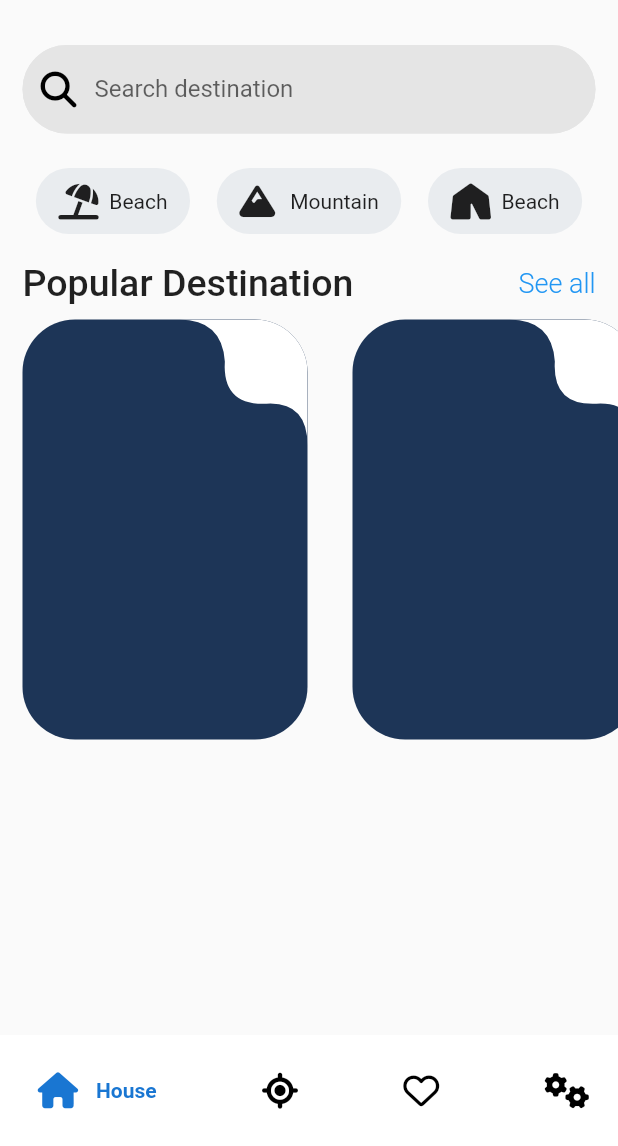
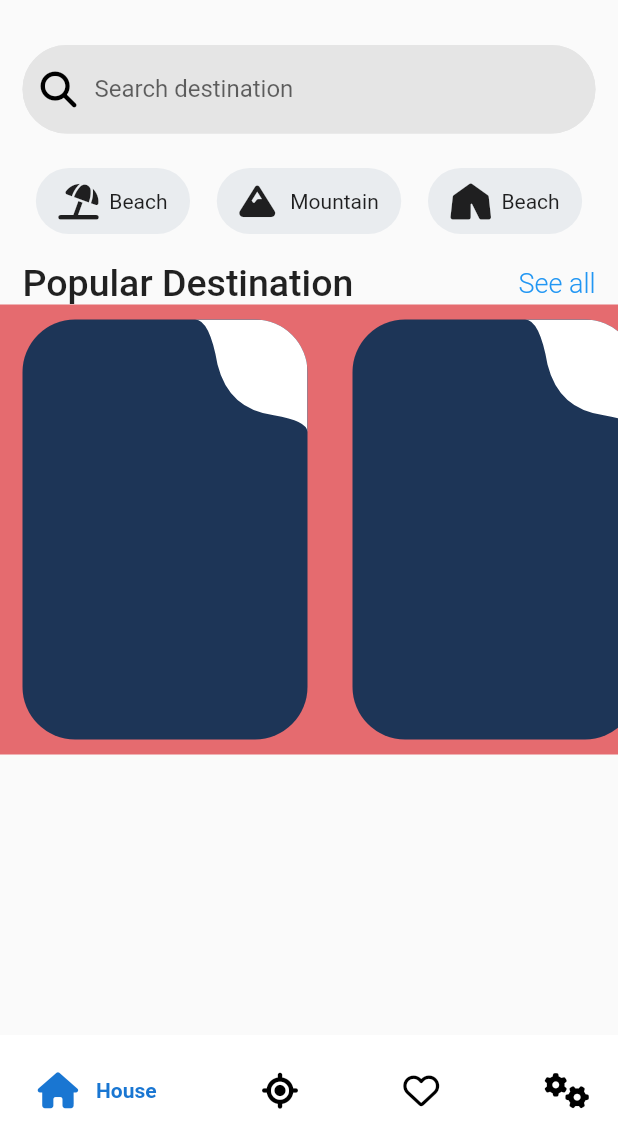
Before and after one commit to jhongo/travel_app, a Flutter app: the screen it shows after launch, on a phone screen of 412 x 824 dp, the part 90-1236 px from its top. Run offline on Flutter 3.47's test engine with Material 2 defaults, Android fonts, the phone set to English and light mode, and no system bars; drawn by our look-alikes of google_nav_bar; our stand-ins replace font_awesome_flutter; network calls fail.

Commit message:
Curve button final

```diff
--- a/lib/presentation/widgets/home/body_cardplace_widget.dart
+++ b/lib/presentation/widgets/home/body_cardplace_widget.dart
@@ -1,4 +1,5 @@
 import 'package:flutter/material.dart';
+import 'package:travel_app/presentation/widgets/home/body_curve_widget.dart';
 
 
 class CardPlaceWidget extends StatelessWidget {
@@ -10,11 +11,11 @@ class CardPlaceWidget extends StatelessWidget {
       margin: EdgeInsets.symmetric(horizontal: 15, vertical: 10),
       width: 190,
       decoration: _Decoration(),
-      child: ClipRRect(
-        borderRadius: BorderRadius.circular(35),
-        child: CustomPaint(
-          painter:BorderPaint() ,
-        ),
+      child: Stack(
+        children: [
+          Positioned(right: 0,child: CurveWidget(painter: BorderPaint()),)
+          // Container()
+        ],
       )
 
     );
@@ -38,12 +39,12 @@ class BorderPaint extends CustomPainter{
 
     final path = Path();
     path.moveTo(size.width, 0);
-    path.lineTo(size.width, size.height * 0.3);
-    path.quadraticBezierTo(size.width , size.height * 0.2, size.width * 0.87, size.height * 0.2);
-    path.quadraticBezierTo(size.width * 0.7 , size.height * 0.21, size.width * 0.71 , size.height * 0.1 );
-    path.quadraticBezierTo(size.width * 0.7 ,0, size.width * 0.55 , 0 );
-    path.moveTo(size.width * 0.55 , 0);
-    path.lineTo(size.width, 0);
+    path.lineTo(size.width, size.height);
+    path.quadraticBezierTo(size.width , size.height * 0.9, size.width * 0.7, size.height * 0.85);
+    path.quadraticBezierTo(size.width * 0.3 , size.height * 0.8, size.width * 0.2 , size.height * 0.4 );
+    path.quadraticBezierTo(size.width * 0.13 ,0, 0, 0 );
+    // path.moveTo(size.width * 0.55 , 0);
+    // path.lineTo(0, 0);
 
 
   canvas.drawPath(path, paint);
--- /dev/null
+++ b/lib/presentation/widgets/home/body_curve_widget.dart
@@ -0,0 +1,23 @@
+import 'package:flutter/material.dart';
+
+class CurveWidget extends StatelessWidget {
+
+  final CustomPainter painter;
+
+  const CurveWidget({super.key, required this.painter});
+
+  @override
+  Widget build(BuildContext context) {
+    return ClipRRect(
+      borderRadius: BorderRadius.only(topRight: Radius.circular(35)),
+      child: Container(
+        width: 75,
+        height: 75,
+        // color: Colors.indigo,
+        child: CustomPaint(
+          painter: painter
+        ),
+      ),
+    );
+  }
+}
--- a/lib/presentation/widgets/home/body_places_widget.dart
+++ b/lib/presentation/widgets/home/body_places_widget.dart
@@ -9,6 +9,7 @@ class BodyPlacesWidget extends StatelessWidget {
   @override
   Widget build(BuildContext context) {
     return Container(
+      color: Color(0xFFe56b6f),
       width: double.infinity,
       height: 300,
       child: ListView.builder(
```
